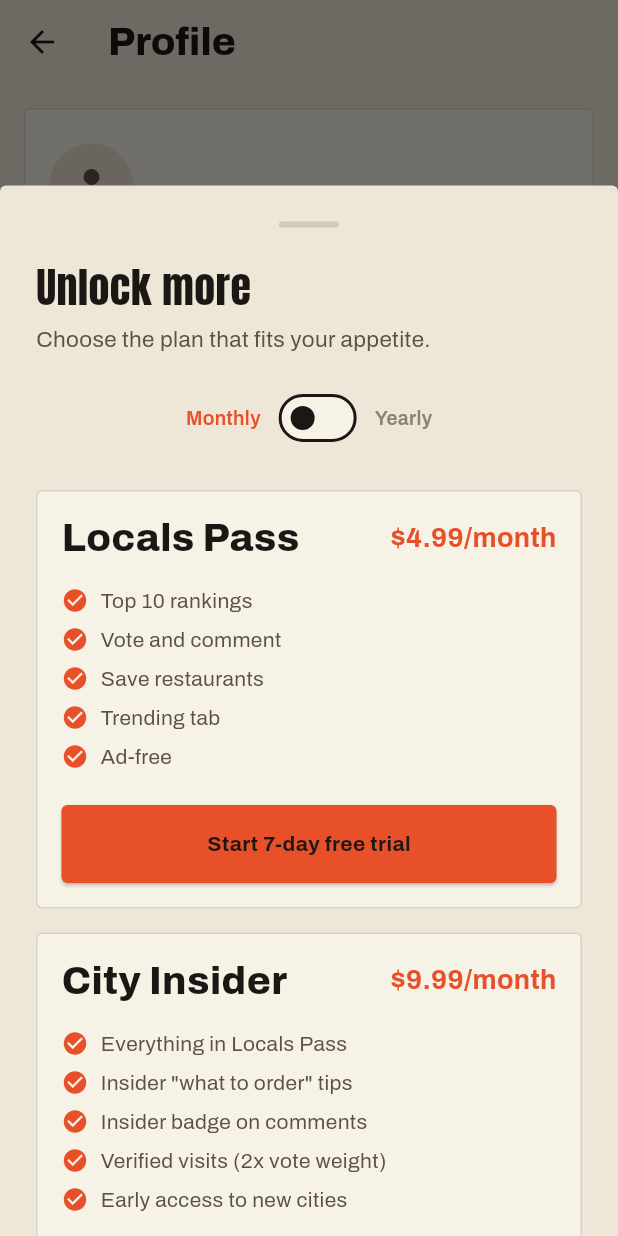
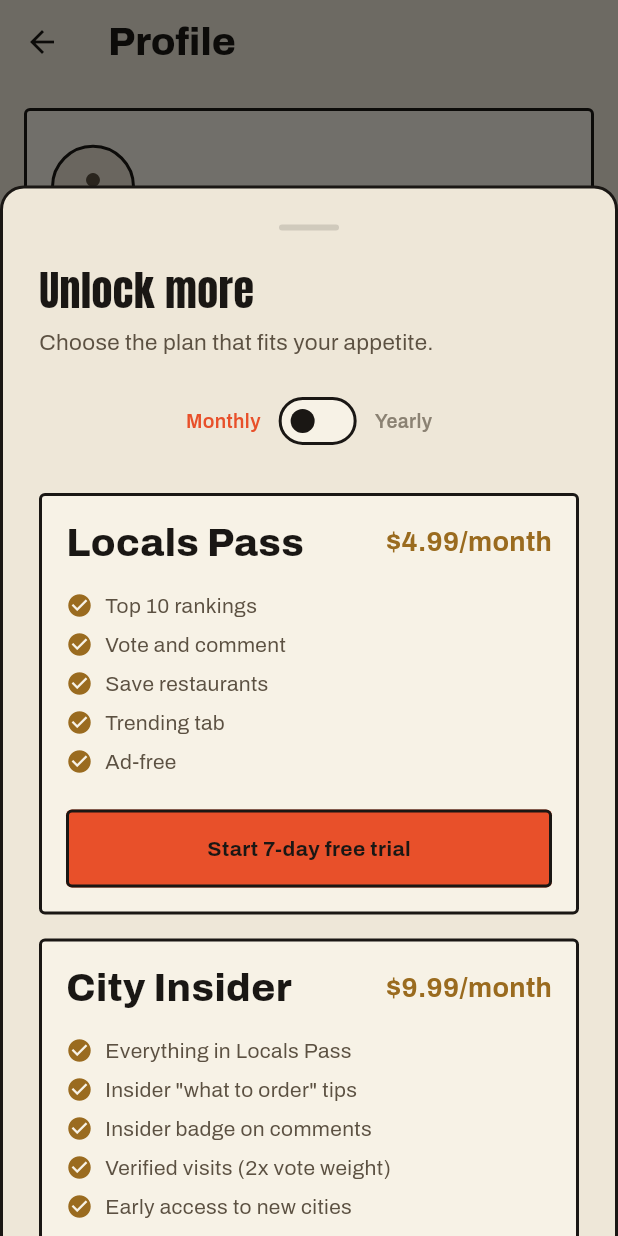
Before and after one commit to andrewbolaji/Vouch, a Flutter app: the ProfileScreen screen opened directly, after a tap on "Upgrade Plan", on a phone screen of 412 x 824 dp. Run offline on Flutter 3.47's test engine with Material 3 defaults, Android fonts, the phone set to English and light mode, and no system bars; our stand-ins replace cached_network_image, cloud_firestore, cloud_functions, firebase_analytics, firebase_auth, firebase_core and 7 more; missing offline and left inert: firebase_app_check; accounts and stored records are empty; generated files the repository leaves out were written again.

Commit message:
style: premium, profile, suggestion box to Block Party (gold-ink plans, ink cards, ink avatar)

```diff
--- a/lib/screens/profile_screen.dart
+++ b/lib/screens/profile_screen.dart
@@ -49,20 +49,24 @@ class ProfileScreen extends StatelessWidget {
             // User info
             Container(
               padding: const EdgeInsets.all(AppTheme.spacingMd),
-              decoration: BoxDecoration(
-                color: AppTheme.surface,
-                borderRadius: BorderRadius.circular(AppTheme.radiusMd),
-                border: Border.all(color: AppTheme.divider),
-              ),
+              decoration: AppTheme.cardDecoration,
               child: Row(
                 children: [
-                  CircleAvatar(
-                    radius: 28,
-                    backgroundColor: AppTheme.surfaceVariant,
+                  Container(
+                    width: 56,
+                    height: 56,
+                    decoration: BoxDecoration(
+                      color: AppTheme.surfaceVariant,
+                      shape: BoxShape.circle,
+                      border: Border.all(
+                        color: AppTheme.borderColor,
+                        width: AppTheme.borderInkWidth,
+                      ),
+                    ),
                     child: Icon(
                       Icons.person,
                       color: AppTheme.textSecondary,
-                      size: 32,
+                      size: 28,
                     ),
                   ),
                   const SizedBox(width: AppTheme.spacingMd),
--- a/lib/screens/upgrade_screen.dart
+++ b/lib/screens/upgrade_screen.dart
@@ -18,8 +18,13 @@ class UpgradeScreen extends StatelessWidget {
       ),
       decoration: BoxDecoration(
         color: AppTheme.background,
-        borderRadius: const BorderRadius.vertical(
-          top: Radius.circular(AppTheme.radiusXl),
+        borderRadius: BorderRadius.vertical(
+          top: Radius.circular(AppTheme.spacingMd),
+        ),
+        border: Border(
+          top: AppTheme.borderInk,
+          left: AppTheme.borderInk,
+          right: AppTheme.borderInk,
         ),
       ),
       child: SingleChildScrollView(
@@ -94,12 +99,15 @@ class UpgradeScreen extends StatelessWidget {
                 margin: const EdgeInsets.only(bottom: AppTheme.spacingMd),
                 padding: const EdgeInsets.all(AppTheme.spacingMd),
                 decoration: BoxDecoration(
-                  color: AppTheme.surface,
-                  borderRadius: BorderRadius.circular(AppTheme.radiusMd),
+                  color: AppTheme.cardBackground,
+                  borderRadius: BorderRadius.circular(AppTheme.radiusSm),
                   border: Border.all(
-                    color: isCurrentTier ? AppTheme.accent : AppTheme.divider,
-                    width: isCurrentTier ? 2 : 1,
+                    color: isCurrentTier
+                        ? AppTheme.goldInk
+                        : AppTheme.borderColor,
+                    width: AppTheme.borderInkWidth,
                   ),
+                  boxShadow: isCurrentTier ? AppTheme.shadowHard : null,
                 ),
                 child: Column(
                   crossAxisAlignment: CrossAxisAlignment.start,
@@ -112,7 +120,7 @@ class UpgradeScreen extends StatelessWidget {
                         Text(
                           '$price$period',
                           style: AppTheme.headlineMedium.copyWith(
-                            color: AppTheme.accent,
+                            color: AppTheme.goldInk,
                           ),
                         ),
                       ],
@@ -127,7 +135,7 @@ class UpgradeScreen extends StatelessWidget {
                           children: [
                             Icon(
                               Icons.check_circle,
-                              color: AppTheme.accent,
+                              color: AppTheme.goldInk,
                               size: 18,
                             ),
                             const SizedBox(width: AppTheme.spacingSm),
@@ -153,20 +161,9 @@ class UpgradeScreen extends StatelessWidget {
                                   Navigator.of(context).pop();
                                 }
                               },
-                        style: ElevatedButton.styleFrom(
-                          backgroundColor: isCurrentTier
-                              ? AppTheme.surfaceVariant
-                              : AppTheme.accent,
-                          foregroundColor: AppTheme.onAccent,
-                          padding: const EdgeInsets.symmetric(
-                            vertical: AppTheme.spacingMd,
-                          ),
-                          shape: RoundedRectangleBorder(
-                            borderRadius: BorderRadius.circular(
-                              AppTheme.radiusSm,
-                            ),
-                          ),
-                        ),
+                        style: isCurrentTier
+                            ? AppTheme.secondaryButtonStyle
+                            : AppTheme.accentButtonStyle,
                         child: Text(
                           isCurrentTier
                               ? 'Current Plan'
--- a/lib/widgets/suggestion_box.dart
+++ b/lib/widgets/suggestion_box.dart
@@ -29,11 +29,7 @@ class _SuggestionBoxState extends State<SuggestionBox> {
 
     return Container(
       padding: const EdgeInsets.all(AppTheme.spacingMd),
-      decoration: BoxDecoration(
-        color: AppTheme.surface,
-        borderRadius: BorderRadius.circular(AppTheme.radiusMd),
-        border: Border.all(color: AppTheme.divider),
-      ),
+      decoration: AppTheme.cardDecoration,
       child: Column(
         crossAxisAlignment: CrossAxisAlignment.start,
         children: [
```
